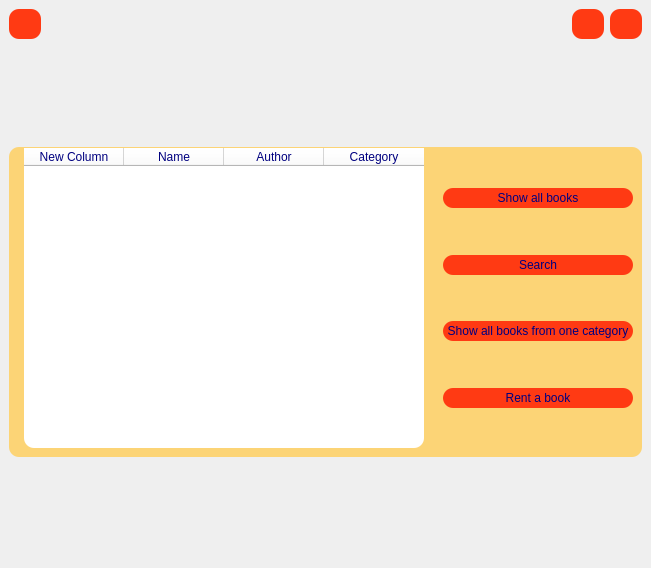
This is memberform.ui in fatemebd/Library as Qt 5 draws it before an edit. The edited form follows.
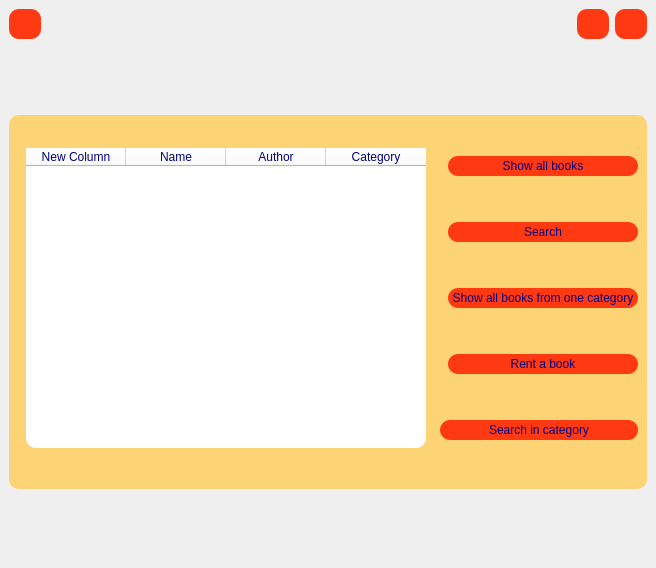
This is the edited form. Icons and pictures are not drawn.

Commit message:
showall & category
+Adding and coding show all books
+Adding and coding show books from one category
+Adding and coding search in one category

```diff
--- a/memberform.ui
+++ b/memberform.ui
@@ -6,7 +6,7 @@
    <rect>
     <x>0</x>
     <y>0</y>
-    <width>651</width>
+    <width>656</width>
     <height>568</height>
    </rect>
   </property>
@@ -413,6 +413,39 @@
            </property>
           </spacer>
          </item>
+         <item>
+          <layout class="QHBoxLayout" name="horizontalLayout_7">
+           <property name="topMargin">
+            <number>0</number>
+           </property>
+           <item>
+            <widget class="QPushButton" name="searchincat">
+             <property name="minimumSize">
+              <size>
+               <width>190</width>
+               <height>20</height>
+              </size>
+             </property>
+             <property name="text">
+              <string>Search in category</string>
+             </property>
+            </widget>
+           </item>
+          </layout>
+         </item>
+         <item>
+          <spacer name="verticalSpacer_8">
+           <property name="orientation">
+            <enum>Qt::Vertical</enum>
+           </property>
+           <property name="sizeHint" stdset="0">
+            <size>
+             <width>20</width>
+             <height>40</height>
+            </size>
+           </property>
+          </spacer>
+         </item>
         </layout>
        </item>
       </layout>
```
The commit also changes 9 other files.
